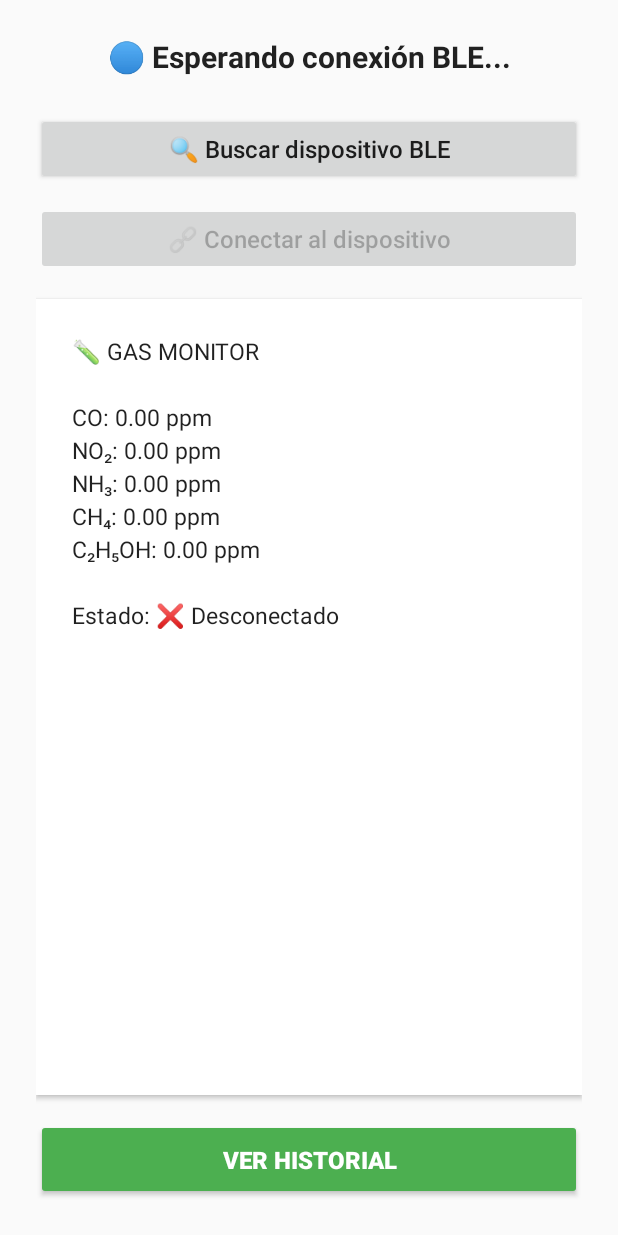
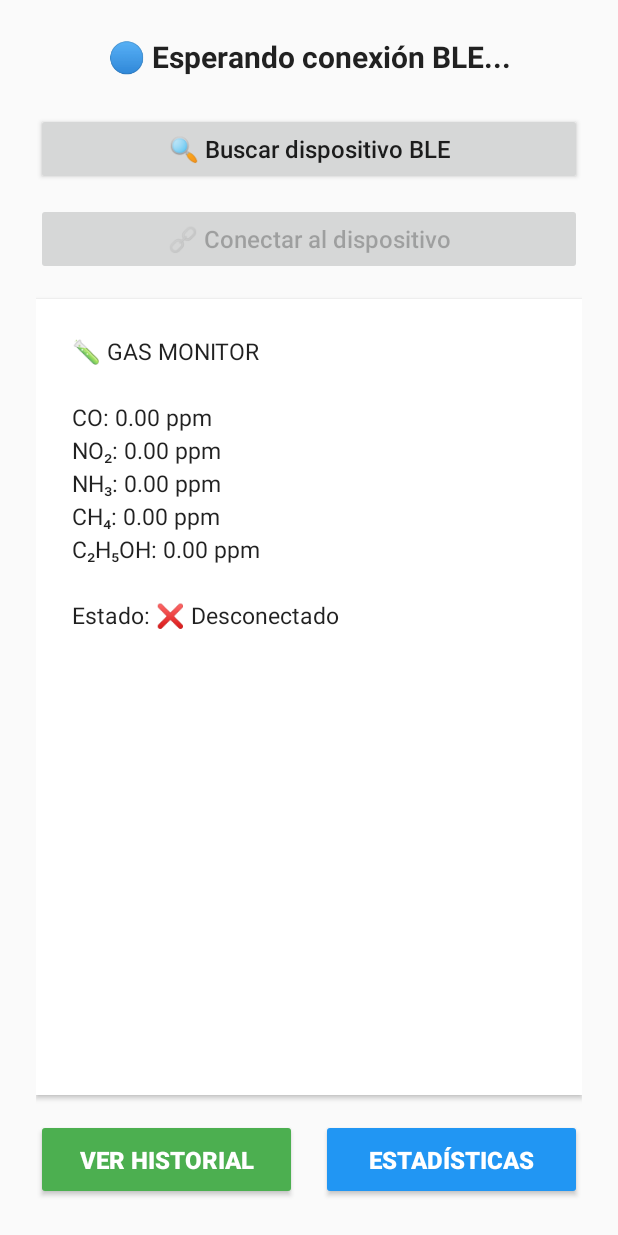
Before and after one commit to veronloz/SomnoSense, an Android app built with Jetpack Compose: the screen it shows after launch (MainActivity), on a phone screen of 412 x 824 dp. Run offline under Robolectric (Android 15) with nearby library versions, the light colour scheme and no system bars.

Commit message:
Refactor layout and add Statistics button

```diff
--- a/AndroidApp/app/src/main/res/layout/activity_main.xml
+++ b/AndroidApp/app/src/main/res/layout/activity_main.xml
@@ -63,12 +63,20 @@
 
     </ScrollView>
 
-    <!-- Botón Ver Histórico -->
-    <Button
-        android:id="@+id/btnHistory"
+    <!-- Botones de Historial y Estadísticas -->
+    <LinearLayout
         android:layout_width="match_parent"
         android:layout_height="wrap_content"
         android:layout_marginTop="16dp"
+        android:orientation="horizontal"
+        android:weightSum="2">
+
+        <Button
+            android:id="@+id/btnHistory"
+            android:layout_width="0dp"
+            android:layout_height="wrap_content"
+            android:layout_weight="1"
+            android:layout_marginEnd="8dp"
             android:padding="16dp"
             android:text="VER HISTORIAL"
             android:textAllCaps="false"
@@ -77,4 +85,20 @@
             android:backgroundTint="#4CAF50"
             android:textColor="#FFFFFF" />
 
+        <Button
+            android:id="@+id/btnStatistics"
+            android:layout_width="0dp"
+            android:layout_height="wrap_content"
+            android:layout_weight="1"
+            android:layout_marginStart="8dp"
+            android:padding="16dp"
+            android:text="ESTADÍSTICAS"
+            android:textAllCaps="false"
+            android:textSize="16sp"
+            android:textStyle="bold"
+            android:backgroundTint="#2196F3"
+            android:textColor="#FFFFFF" />
+
     </LinearLayout>
+
+</LinearLayout>
```
Lines whose indentation alone changed are shown as unchanged.
